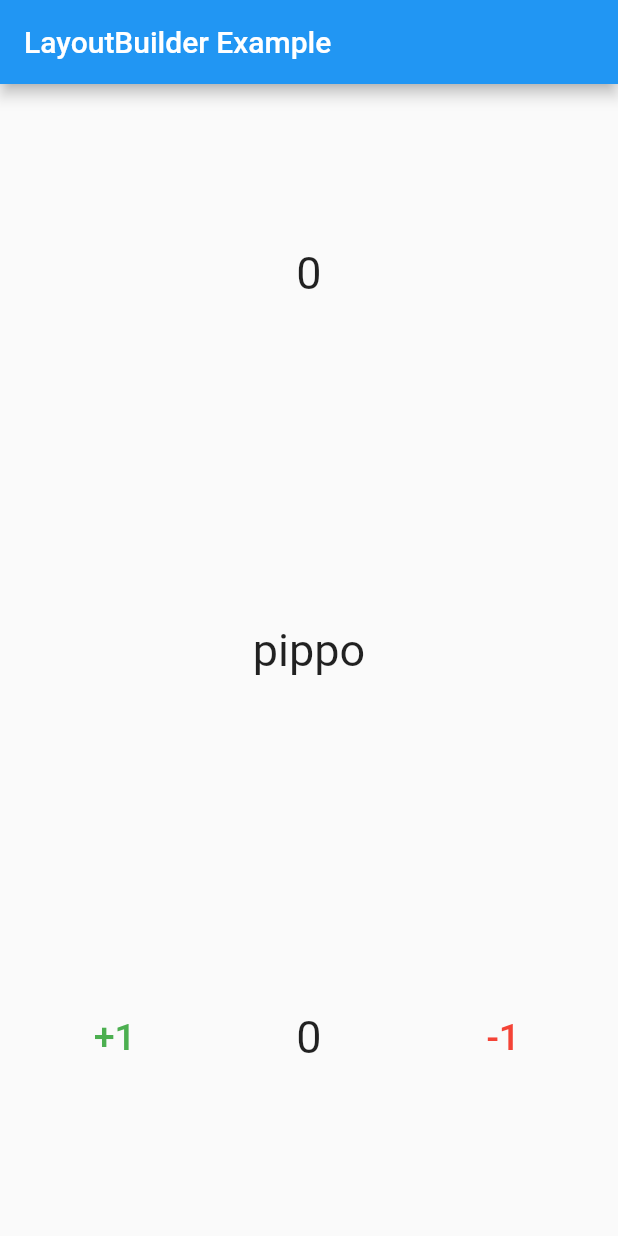
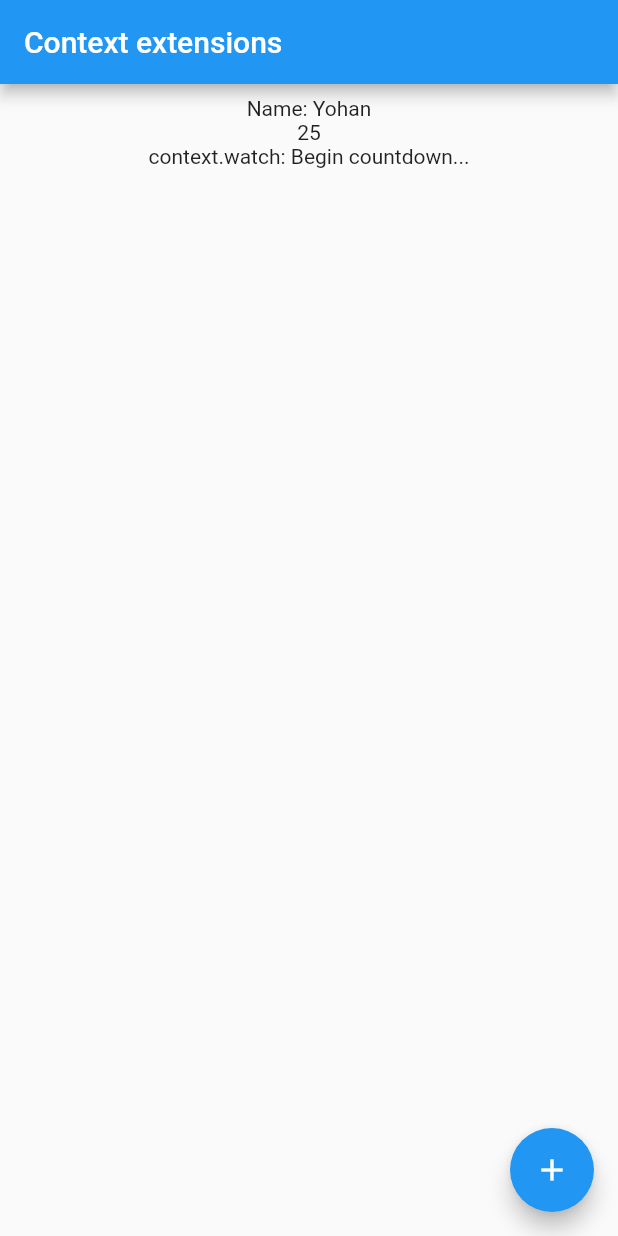
Before and after one commit to borsettoantonio/mysample, a Flutter app: the first screen one second after launch, on a phone screen of 412 x 824 dp. Run offline on Flutter 3.47's test engine with Material 2 defaults, Android fonts, the phone set to English and light mode, and no system bars.

Commit message:
Provider: esempio di metodo select

```diff
--- a/lib/counter_model.dart
+++ /dev/null
@@ -1,17 +0,0 @@
-import 'package:flutter/cupertino.dart';
-
-class CounterModel with ChangeNotifier {
-  int _counter = 0;
-
-  void increment() {
-    _counter++;
-    notifyListeners();
-  }
-
-  void decrement() {
-    _counter--;
-    notifyListeners();
-  }
-
-  int get currentCount => _counter;
-}
--- a/lib/main.dart
+++ b/lib/main.dart
@@ -1,63 +1,105 @@
 import 'package:flutter/material.dart';
-import 'package:mysample/counter_model.dart';
 import 'package:provider/provider.dart';
 
-void main() => runApp(MyApp());
+class Person with ChangeNotifier {
+  Person({required this.name, required this.age});
+
+  String name;
+  int age;
+
+  void increaseAge() {
+    age++;
+    notifyListeners();
+  }
+
+  void changeName() {
+    name = "Gary";
+    notifyListeners();
+  }
+}
+
+class Countdown {
+  static Stream<String> start() async* {
+    var i = 10;
+    while (i > 0) {
+      await Future.delayed(Duration(seconds: 1), () {
+        i--;
+      });
+      yield i.toString();
+    }
+
+    yield "bLAsT oFf !!!";
+  }
+}
+
+void main() {
+  runApp(
+    MultiProvider(
+      providers: [
+        StreamProvider<String>(
+          create: (_) => Countdown.start(),
+          initialData: "Begin countdown...",
+          catchError: (_, error) => error.toString(),
+        ),
+        ChangeNotifierProvider<Person>(
+          create: (_) => Person(name: 'Yohan', age: 25),
+        ),
+      ],
+      child: MyApp(),
+    ),
+  );
+}
 
 class MyApp extends StatelessWidget {
-  const MyApp({super.key});
+  @override
+  Widget build(BuildContext context) {
+    return const MaterialApp(
+      home: MyHomePage(),
+    );
+  }
+}
 
-  static const String _title = 'State management 2';
+class MyHomePage extends StatelessWidget {
+  const MyHomePage({Key? key}) : super(key: key);
 
   @override
   Widget build(BuildContext context) {
-    return MaterialApp(
-      home: ChangeNotifierProvider(
-        create: (context) => CounterModel(),
-        child: const DemoPage(),
+    return Scaffold(
+      appBar: AppBar(
+        title: Text("Context extensions"),
+      ),
+      body: Padding(
+        padding: const EdgeInsets.all(8.0),
+        child: Center(
+          child: Column(
+            children: <Widget>[
+              //Text("Name: ${Provider.of<Person>(context).name}"),
+              //Text("context.select: ${context.select((Person p) => p.age)}"),
+              const WidgetB(),
+              const WidgetA(),
+              Text("context.watch: ${context.watch<String>()}"),
+            ],
+          ),
+        ),
+      ),
+      floatingActionButton: FloatingActionButton(
+        child: const Icon(Icons.add),
+        onPressed: () {
+          context.read<Person>().increaseAge();
+        },
       ),
     );
   }
 }
 
-class DemoPage extends StatelessWidget {
-  const DemoPage({super.key});
+class WidgetA extends StatelessWidget {
+  const WidgetA({super.key});
 
   @override
   Widget build(BuildContext context) {
-    debugPrint("_DemoPageState");
-
-    final counter = Provider.of<CounterModel>(context, listen: false);
-    return Scaffold(
-        appBar: AppBar(title: const Text('LayoutBuilder Example')),
-        body: Center(
-          child: Column(
-            mainAxisAlignment: MainAxisAlignment.spaceAround,
-            children: [
-              WidgetB(),
-              WidgetC(),
-              Row(
-                mainAxisAlignment: MainAxisAlignment.spaceAround,
-                children: [
-                  TextButton(
-                      onPressed: () => counter.increment(),
-                      child: const Text("+1",
-                          style: TextStyle(color: Colors.green, fontSize: 25))),
-                  Consumer<CounterModel>(builder: (_, value, __) {
-                    return Text("${value.currentCount}",
-                        style: const TextStyle(
-                          fontSize: 30,
-                        ));
-                  }),
-                  TextButton(
-                      onPressed: counter.decrement,
-                      child: const Text("-1",
-                          style: TextStyle(color: Colors.red, fontSize: 25)))
-                ],
-              )
-            ],
-          ),
-        ));
+    debugPrint("WidgetA");
+    final name = context.select((Person p) => p.age);
+    return Text(name.toString());
   }
 }
 
@@ -67,25 +109,9 @@ class WidgetB extends StatelessWidget {
   @override
   Widget build(BuildContext context) {
     debugPrint("WidgetB");
+    //final name = context.select((Person p) => p.name);
+    //return Text(name);
 
-    return Consumer<CounterModel>(builder: (_, value, __) {
-      return Text("${value.currentCount}",
-          style: const TextStyle(
-            fontSize: 30,
-          ));
-    });
+    return Text("Name: ${Provider.of<Person>(context).name}");
   }
 }
-
-class WidgetC extends StatelessWidget {
-  const WidgetC({super.key});
-
-  @override
-  Widget build(BuildContext context) {
-    debugPrint("WidgetC");
-    return const Text("pippo",
-        style: TextStyle(
-          fontSize: 30,
-        ));
-  }
-}
```
Also changed, not shown: 1 other file.
